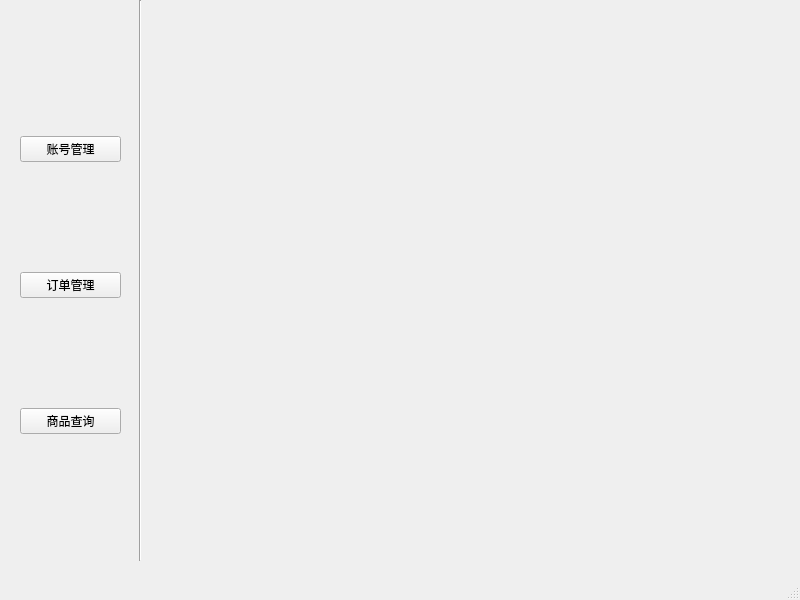
Above: mainCode/mainwindow2.ui from CarlosDJY/QtBasedGroupWork before the change. Below: the same form after it.
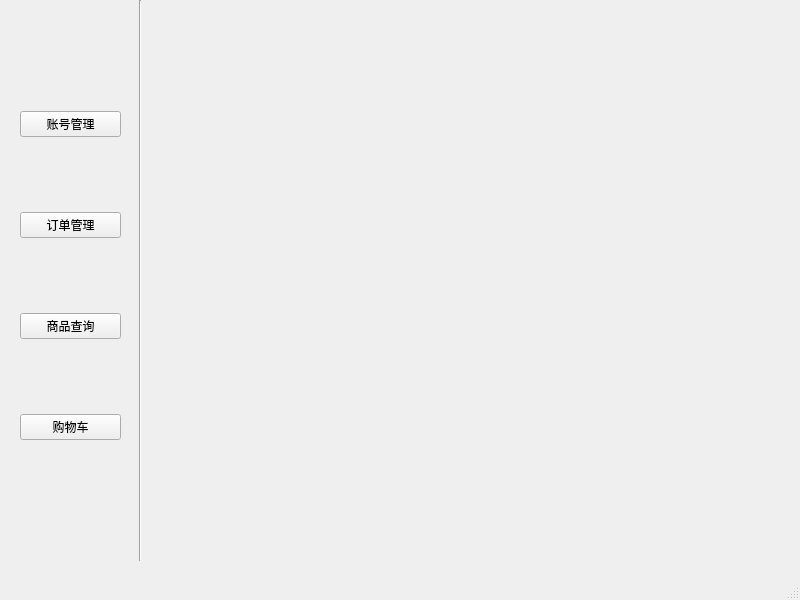
That is the form after the change.

```diff
--- a/mainCode/mainwindow2.ui
+++ b/mainCode/mainwindow2.ui
@@ -20,12 +20,12 @@
       <x>20</x>
       <y>0</y>
       <width>101</width>
-      <height>569</height>
+      <height>551</height>
      </rect>
     </property>
     <layout class="QVBoxLayout" name="verticalLayout">
      <property name="spacing">
-      <number>110</number>
+      <number>75</number>
      </property>
      <item>
       <spacer name="verticalSpacer">
@@ -79,6 +79,13 @@
        </property>
       </widget>
      </item>
+     <item>
+      <widget class="QPushButton" name="pushButton">
+       <property name="text">
+        <string>购物车</string>
+       </property>
+      </widget>
+     </item>
      <item>
       <spacer name="verticalSpacer_2">
        <property name="orientation">
```
